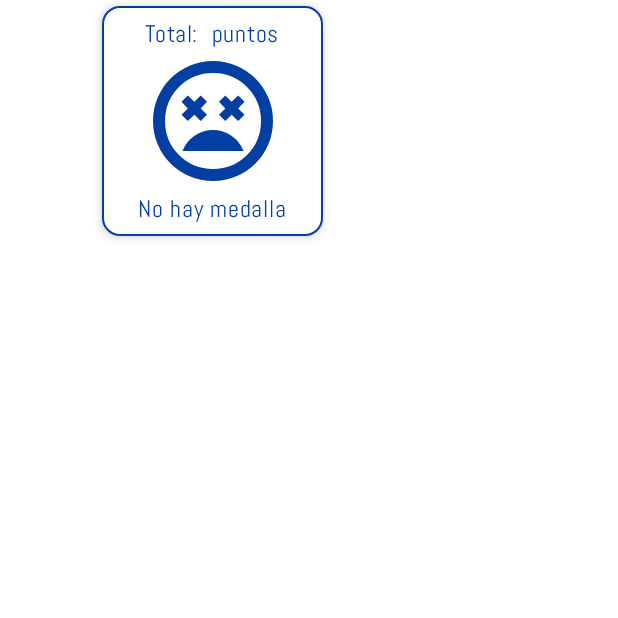
After one commit to clozano-dev/matriculas-mvvm, an Android app built with Jetpack Compose: the composable ScoreCard called with empty values, on a phone screen of 412 x 824 dp, the top half of it. The commit adds this screen. Run offline under Robolectric (Android 15) with nearby library versions, the phone set to English and light mode, and no system bars.

Commit message:
ScoreCard

```diff
--- a/app/src/main/java/com/clozanodev/matriculas/ui/home/HomeScreen.kt
+++ b/app/src/main/java/com/clozanodev/matriculas/ui/home/HomeScreen.kt
@@ -10,11 +10,9 @@ import androidx.compose.foundation.layout.padding
 import androidx.compose.foundation.text.KeyboardOptions
 import androidx.compose.material3.Button
 import androidx.compose.material3.Text
-import androidx.compose.material3.TextField
 import androidx.compose.material3.ButtonDefaults
 import androidx.compose.material3.MaterialTheme
 import androidx.compose.material3.OutlinedTextField
-import androidx.compose.material3.OutlinedTextFieldDefaults
 import androidx.compose.material3.TextFieldDefaults
 import androidx.compose.runtime.Composable
 import androidx.compose.runtime.LaunchedEffect
@@ -41,7 +39,6 @@ import com.clozanodev.matriculas.R
 import com.clozanodev.matriculas.game.containsAllLetters
 import com.clozanodev.matriculas.game.containsAllLettersInOrder
 import com.clozanodev.matriculas.game.containsNumbers
-import com.clozanodev.matriculas.ui.MyPlate
 import com.clozanodev.matriculas.viewmodel.MainViewModel
 import com.clozanodev.matriculas.ui.theme.Green
 import com.clozanodev.matriculas.ui.theme.Red
@@ -220,10 +217,9 @@ fun HomeScreen(viewModel: MainViewModel) {
             }
         }
 
-        Text(text = stringResource(R.string.total_score, totalScore))
 
         if (isGameLocked) {
-            Text(text = stringResource(R.string.medal, medal))
+            ScoreCard(score = totalScore.toString(), medal = medal)
         }
     }
 }
--- /dev/null
+++ b/app/src/main/java/com/clozanodev/matriculas/ui/home/ScoreCard.kt
@@ -0,0 +1,84 @@
+package com.clozanodev.matriculas.ui.home
+
+import androidx.compose.foundation.BorderStroke
+import androidx.compose.foundation.Image
+import androidx.compose.foundation.layout.Column
+import androidx.compose.foundation.layout.padding
+import androidx.compose.foundation.layout.size
+import androidx.compose.foundation.layout.wrapContentSize
+import androidx.compose.material3.Card
+import androidx.compose.material3.CardDefaults
+import androidx.compose.material3.MaterialTheme
+import androidx.compose.material3.Text
+import androidx.compose.runtime.Composable
+import androidx.compose.ui.Alignment
+import androidx.compose.ui.Modifier
+import androidx.compose.ui.graphics.ColorFilter
+import androidx.compose.ui.res.painterResource
+import androidx.compose.ui.unit.dp
+import com.clozanodev.matriculas.R
+import com.clozanodev.matriculas.ui.theme.Bronze
+import com.clozanodev.matriculas.ui.theme.Gold
+import com.clozanodev.matriculas.ui.theme.Silver
+
+
+@Composable
+fun ScoreCard(score: String, medal: String) {
+    val (image, color) = when (medal) {
+        "Gold" -> R.drawable.medal_gold to Gold
+        "Silver" -> R.drawable.medal_silver to Silver
+        "Bronze" -> R.drawable.medal_bronze to Bronze
+        else -> R.drawable.sad to MaterialTheme.colorScheme.primary
+    }
+
+    val text = when (medal) {
+        "Gold" -> "Medalla de oro"
+        "Silver" -> "Medalla de plata"
+        "Bronze" -> "Medalla de bronce"
+        else -> "No hay medalla"
+    }
+
+    Card(
+
+        colors = CardDefaults.cardColors(
+            containerColor = MaterialTheme.colorScheme.onPrimary,
+        ),
+        elevation = CardDefaults.cardElevation(
+            defaultElevation = 4.dp
+        ),
+        border = BorderStroke(1.dp, MaterialTheme.colorScheme.primary),
+        shape = MaterialTheme.shapes.medium,
+        modifier = Modifier
+            .wrapContentSize()
+            .padding(4.dp)
+            .padding(horizontal = 64.dp)
+
+    ) {
+
+        Column(
+            modifier = Modifier
+                .padding(horizontal = 16.dp)
+                .padding(8.dp),
+            horizontalAlignment = Alignment.CenterHorizontally
+        ) {
+            Text(
+                text = "Total: $score puntos",
+                style = MaterialTheme.typography.bodyLarge,
+                color = MaterialTheme.colorScheme.primary
+            )
+            Image(
+                painter = painterResource(id = image),
+                contentDescription = null,
+                colorFilter = ColorFilter.tint(color),
+                modifier = Modifier.size(96.dp)
+            )
+
+            Text(
+                text = text,
+                style = MaterialTheme.typography.bodyLarge,
+                color = MaterialTheme.colorScheme.primary
+            )
+        }
+
+    }
+}
--- a/app/src/main/java/com/clozanodev/matriculas/ui/home/WordsCard.kt
+++ b/app/src/main/java/com/clozanodev/matriculas/ui/home/WordsCard.kt
@@ -34,7 +34,7 @@ fun WordsCard(word: String, score: String) {
         shape = MaterialTheme.shapes.medium,
         modifier = Modifier
             .fillMaxWidth()
-            .padding(4.dp).padding(horizontal = 64.dp)
+            .padding(4.dp).padding(horizontal = 16.dp)
 
     ) {
 
@@ -49,7 +49,7 @@ fun WordsCard(word: String, score: String) {
                 modifier = Modifier.weight(1f).padding(end = 8.dp)
             )
             Text(
-                text = score,
+                text = "$score puntos",
                 style = MaterialTheme.typography.bodyLarge,
                 color = MaterialTheme.colorScheme.primary
             )
--- a/app/src/main/java/com/clozanodev/matriculas/ui/statistics/StatisticsScreen.kt
+++ b/app/src/main/java/com/clozanodev/matriculas/ui/statistics/StatisticsScreen.kt
@@ -57,19 +57,19 @@ fun StatisticsScreen(viewModel: MainViewModel) {
             StatisticsCard(
                 title = stringResource(R.string.gold_days),
                 value = stats.totalGold.toString(),
-                iconResId = R.drawable.trophy_gold
+                iconResId = R.drawable.medal_gold
             )
 
             StatisticsCard(
                 title = stringResource(R.string.silver_days),
                 value = stats.totalSilver.toString(),
-                iconResId = R.drawable.trophy_silver
+                iconResId = R.drawable.medal_silver
             )
 
             StatisticsCard(
                 title = stringResource(R.string.bronze_days),
                 value = stats.totalBronze.toString(),
-                iconResId = R.drawable.trophy_bronze
+                iconResId = R.drawable.medal_bronze
             )
 
             StatisticsCard(
--- a/app/src/main/java/com/clozanodev/matriculas/ui/theme/Color.kt
+++ b/app/src/main/java/com/clozanodev/matriculas/ui/theme/Color.kt
@@ -22,3 +22,6 @@ val LightOnSurface = Color.Black
 
 val Green = Color(0xFF1E7554)
 val Red = Color(0xFFEE444E)
+val Gold = Color(0xFFF2C94C)
+val Silver = Color(0xFFC0C0C0)
+val Bronze = Color(0xFFCD7F32)
--- /dev/null
+++ b/app/src/main/res/drawable/medal_bronze.xml
@@ -0,0 +1,10 @@
+<vector xmlns:android="http://schemas.android.com/apk/res/android"
+    android:width="24dp"
+    android:height="24dp"
+    android:viewportWidth="960"
+    android:viewportHeight="960"
+    android:tint="#CD7F32">
+  <path
+      android:fillColor="@android:color/white"
+      android:pathData="M480,800Q555,800 607.5,747.5Q660,695 660,620Q660,545 607.5,492.5Q555,440 480,440Q405,440 352.5,492.5Q300,545 300,620Q300,695 352.5,747.5Q405,800 480,800ZM363,388Q383,377 405.5,370.5Q428,364 451,362L350,160L250,160L363,388ZM597,388L711,160L610,160L525,330L544,368Q558,372 571,376.5Q584,381 597,388ZM256,752Q239,723 229.5,689.5Q220,656 220,620Q220,584 229.5,550.5Q239,517 256,488Q256,488 256,488Q256,488 256,488Q214,502 187,537.5Q160,573 160,620Q160,667 187,702.5Q214,738 256,752Q256,752 256,752Q256,752 256,752ZM704,752Q746,738 773,702.5Q800,667 800,620Q800,573 773,537.5Q746,502 704,488Q704,488 704,488Q704,488 704,488Q721,517 730.5,550.5Q740,584 740,620Q740,656 730.5,689.5Q721,723 704,752Q704,752 704,752Q704,752 704,752ZM480,880Q440,880 403.5,868.5Q367,857 336,837Q327,839 318,839.5Q309,840 299,840Q208,840 144,776Q80,712 80,621Q80,534 138,472Q196,410 281,403Q281,403 281,403Q281,403 281,403L120,80L400,80L480,240L560,80L840,80L680,401Q680,401 680,401Q680,401 680,401Q765,409 822.5,471Q880,533 880,620Q880,712 816,776Q752,840 660,840Q651,840 641.5,839.5Q632,839 623,837Q592,857 556,868.5Q520,880 480,880ZM480,620Q480,620 480,620Q480,620 480,620Q480,620 480,620Q480,620 480,620Q480,620 480,620Q480,620 480,620Q480,620 480,620Q480,620 480,620ZM363,388L250,160L250,160L363,388Q363,388 363,388Q363,388 363,388ZM597,388Q597,388 597,388Q597,388 597,388L711,160L711,160L597,388ZM406,730L434,639L360,586L451,586L480,490L509,586L600,586L526,639L554,730L480,674L406,730Z"/>
+</vector>
--- /dev/null
+++ b/app/src/main/res/drawable/medal_gold.xml
@@ -0,0 +1,10 @@
+<vector xmlns:android="http://schemas.android.com/apk/res/android"
+    android:width="24dp"
+    android:height="24dp"
+    android:viewportWidth="960"
+    android:viewportHeight="960"
+    android:tint="#F2C94C">
+  <path
+      android:fillColor="@android:color/white"
+      android:pathData="M480,800Q555,800 607.5,747.5Q660,695 660,620Q660,545 607.5,492.5Q555,440 480,440Q405,440 352.5,492.5Q300,545 300,620Q300,695 352.5,747.5Q405,800 480,800ZM363,388Q383,377 405.5,370.5Q428,364 451,362L350,160L250,160L363,388ZM597,388L711,160L610,160L525,330L544,368Q558,372 571,376.5Q584,381 597,388ZM256,752Q239,723 229.5,689.5Q220,656 220,620Q220,584 229.5,550.5Q239,517 256,488Q256,488 256,488Q256,488 256,488Q214,502 187,537.5Q160,573 160,620Q160,667 187,702.5Q214,738 256,752Q256,752 256,752Q256,752 256,752ZM704,752Q746,738 773,702.5Q800,667 800,620Q800,573 773,537.5Q746,502 704,488Q704,488 704,488Q704,488 704,488Q721,517 730.5,550.5Q740,584 740,620Q740,656 730.5,689.5Q721,723 704,752Q704,752 704,752Q704,752 704,752ZM480,880Q440,880 403.5,868.5Q367,857 336,837Q327,839 318,839.5Q309,840 299,840Q208,840 144,776Q80,712 80,621Q80,534 138,472Q196,410 281,403Q281,403 281,403Q281,403 281,403L120,80L400,80L480,240L560,80L840,80L680,401Q680,401 680,401Q680,401 680,401Q765,409 822.5,471Q880,533 880,620Q880,712 816,776Q752,840 660,840Q651,840 641.5,839.5Q632,839 623,837Q592,857 556,868.5Q520,880 480,880ZM480,620Q480,620 480,620Q480,620 480,620Q480,620 480,620Q480,620 480,620Q480,620 480,620Q480,620 480,620Q480,620 480,620Q480,620 480,620ZM363,388L250,160L250,160L363,388Q363,388 363,388Q363,388 363,388ZM597,388Q597,388 597,388Q597,388 597,388L711,160L711,160L597,388ZM406,730L434,639L360,586L451,586L480,490L509,586L600,586L526,639L554,730L480,674L406,730Z"/>
+</vector>
--- /dev/null
+++ b/app/src/main/res/drawable/medal_silver.xml
@@ -0,0 +1,10 @@
+<vector xmlns:android="http://schemas.android.com/apk/res/android"
+    android:width="24dp"
+    android:height="24dp"
+    android:viewportWidth="960"
+    android:viewportHeight="960"
+    android:tint="#C0C0C0">
+  <path
+      android:fillColor="@android:color/white"
+      android:pathData="M480,800Q555,800 607.5,747.5Q660,695 660,620Q660,545 607.5,492.5Q555,440 480,440Q405,440 352.5,492.5Q300,545 300,620Q300,695 352.5,747.5Q405,800 480,800ZM363,388Q383,377 405.5,370.5Q428,364 451,362L350,160L250,160L363,388ZM597,388L711,160L610,160L525,330L544,368Q558,372 571,376.5Q584,381 597,388ZM256,752Q239,723 229.5,689.5Q220,656 220,620Q220,584 229.5,550.5Q239,517 256,488Q256,488 256,488Q256,488 256,488Q214,502 187,537.5Q160,573 160,620Q160,667 187,702.5Q214,738 256,752Q256,752 256,752Q256,752 256,752ZM704,752Q746,738 773,702.5Q800,667 800,620Q800,573 773,537.5Q746,502 704,488Q704,488 704,488Q704,488 704,488Q721,517 730.5,550.5Q740,584 740,620Q740,656 730.5,689.5Q721,723 704,752Q704,752 704,752Q704,752 704,752ZM480,880Q440,880 403.5,868.5Q367,857 336,837Q327,839 318,839.5Q309,840 299,840Q208,840 144,776Q80,712 80,621Q80,534 138,472Q196,410 281,403Q281,403 281,403Q281,403 281,403L120,80L400,80L480,240L560,80L840,80L680,401Q680,401 680,401Q680,401 680,401Q765,409 822.5,471Q880,533 880,620Q880,712 816,776Q752,840 660,840Q651,840 641.5,839.5Q632,839 623,837Q592,857 556,868.5Q520,880 480,880ZM480,620Q480,620 480,620Q480,620 480,620Q480,620 480,620Q480,620 480,620Q480,620 480,620Q480,620 480,620Q480,620 480,620Q480,620 480,620ZM363,388L250,160L250,160L363,388Q363,388 363,388Q363,388 363,388ZM597,388Q597,388 597,388Q597,388 597,388L711,160L711,160L597,388ZM406,730L434,639L360,586L451,586L480,490L509,586L600,586L526,639L554,730L480,674L406,730Z"/>
+</vector>
--- /dev/null
+++ b/app/src/main/res/drawable/sad.xml
@@ -0,0 +1,10 @@
+<vector xmlns:android="http://schemas.android.com/apk/res/android"
+    android:width="24dp"
+    android:height="24dp"
+    android:viewportWidth="960"
+    android:viewportHeight="960"
+    android:tint="#FFFFFF">
+  <path
+      android:fillColor="#FFFFFF"
+      android:pathData="M480,540Q412,540 356.5,578.5Q301,617 276,680L684,680Q659,617 603.5,578.5Q548,540 480,540ZM312,480L356,438L398,480L440,438L398,396L440,352L398,310L356,352L312,310L270,352L312,396L270,438L312,480ZM562,480L604,438L648,480L690,438L648,396L690,352L648,310L604,352L562,310L520,352L562,396L520,438L562,480ZM480,880Q397,880 324,848.5Q251,817 197,763Q143,709 111.5,636Q80,563 80,480Q80,397 111.5,324Q143,251 197,197Q251,143 324,111.5Q397,80 480,80Q563,80 636,111.5Q709,143 763,197Q817,251 848.5,324Q880,397 880,480Q880,563 848.5,636Q817,709 763,763Q709,817 636,848.5Q563,880 480,880ZM480,480Q480,480 480,480Q480,480 480,480Q480,480 480,480Q480,480 480,480Q480,480 480,480Q480,480 480,480Q480,480 480,480Q480,480 480,480ZM480,800Q614,800 707,707Q800,614 800,480Q800,346 707,253Q614,160 480,160Q346,160 253,253Q160,346 160,480Q160,614 253,707Q346,800 480,800Z"/>
+</vector>
```
Also changed, not shown: app/src/main/java/com/clozanodev/matriculas/ui/home/plate.kt (renamed from app/src/main/java/com/clozanodev/matriculas/ui/plate.kt, +1 -7 lines), app/src/main/res/drawable/trophy_bronze.xml (deleted, +0 -10 lines), app/src/main/res/drawable/trophy_gold.xml (deleted, +0 -10 lines), app/src/main/res/drawable/trophy_silver.xml (deleted, +0 -10 lines).
